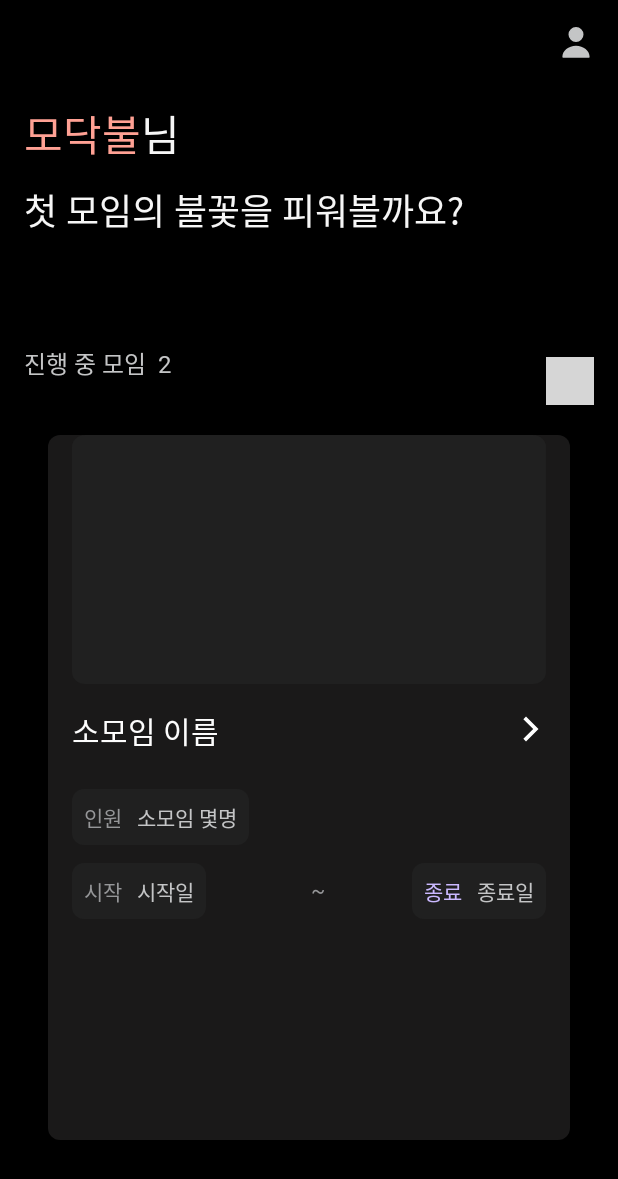
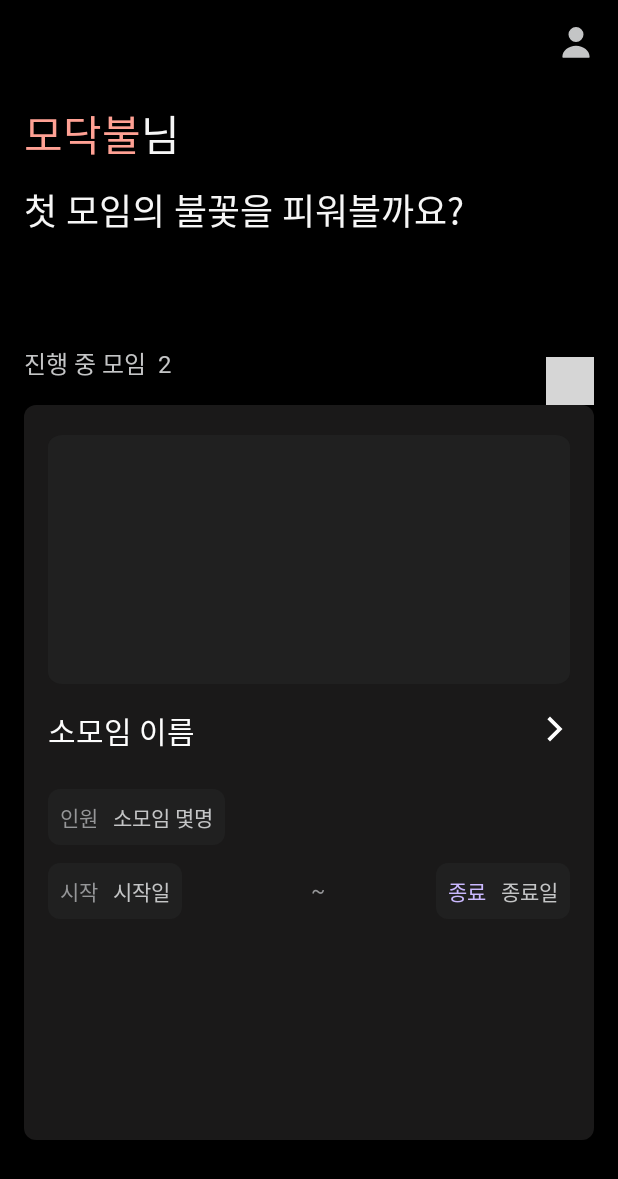
Before and after one commit to kusitms-com/27th_Meetup_T2_MOING_front, an Android app: the MainActivity screen opened directly, with no data from a screen before it, on a phone screen of 412 x 824 dp. Shown: the top 1179 px of the screen. Run offline under Robolectric (Android 15) with nearby library versions, the light colour scheme and no system bars; libraries missing offline, so code that uses them is left out: com.tbuonomo.viewpagerdotsindicator; plain views replace DotsIndicator; 2 statements that could not run were skipped; grey boxes are pictures that could not be loaded.

Commit message:
chore: recycler item design 수정

```diff
--- a/app/src/main/res/layout/recycler_item_team.xml
+++ b/app/src/main/res/layout/recycler_item_team.xml
@@ -3,10 +3,10 @@
     xmlns:tools="http://schemas.android.com/tools"
     android:layout_width="match_parent"
     android:layout_height="match_parent"
-    android:layout_marginTop="20dp"
-    android:layout_marginHorizontal="16dp"
-    android:paddingHorizontal="16dp"
-
+    android:paddingTop="20dp"
+    android:paddingBottom="20dp"
+    android:paddingLeft="16dp"
+    android:paddingRight="16dp"
     android:background="@drawable/layout_round_black13"
     xmlns:app="http://schemas.android.com/apk/res-auto">
 
@@ -17,8 +17,7 @@
         android:background="@drawable/ic_team_sample"
         app:layout_constraintEnd_toEndOf="parent"
         app:layout_constraintStart_toStartOf="parent"
-        app:layout_constraintTop_toTopOf="parent"
-        tools:srcCompat="@tools:sample/avatars" />
+        app:layout_constraintTop_toTopOf="parent"/>
 
     <TextView
         android:id="@+id/team_tv_team_title"
--- a/app/src/main/res/layout/recycler_item_team_default.xml
+++ b/app/src/main/res/layout/recycler_item_team_default.xml
@@ -3,8 +3,6 @@
     xmlns:tools="http://schemas.android.com/tools"
     android:layout_width="match_parent"
     android:layout_height="match_parent"
-    android:layout_marginHorizontal="16dp"
-    android:layout_marginTop="20dp"
     xmlns:app="http://schemas.android.com/apk/res-auto"
     android:background="@drawable/layout_round_black13">
 
@@ -33,7 +31,6 @@
         android:padding="16dp"
         android:text="모임 추가하기"
         android:textSize="18dp"
-            android:textColor="@color/secondary_grey_black_1"
         app:layout_constraintBottom_toBottomOf="parent"
         app:layout_constraintEnd_toEndOf="parent"
         app:layout_constraintStart_toStartOf="parent"
```
Lines whose indentation alone changed are shown as unchanged.
